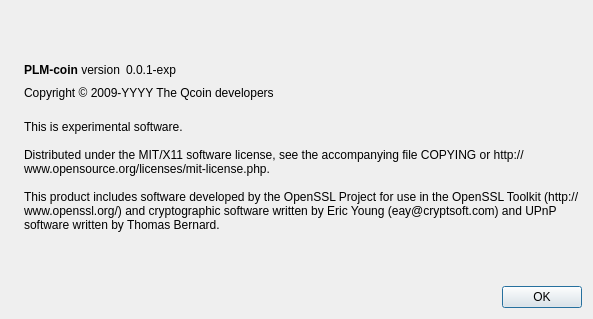
The window that qcoin/src/qt/forms/aboutdialog.ui (wonabru/Q) describes before a commit, drawn with Qt 5.
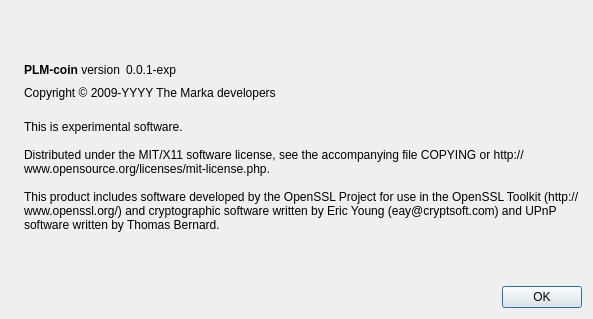
The same window after the commit. Icons and pictures are not drawn.

The edit to the form file:
```diff
--- a/qcoin/src/qt/forms/aboutdialog.ui
+++ b/qcoin/src/qt/forms/aboutdialog.ui
@@ -91,7 +91,7 @@
         <cursorShape>IBeamCursor</cursorShape>
        </property>
        <property name="text">
-        <string notr="true">Copyright &amp;copy; 2009-YYYY The Qcoin developers</string>
+        <string notr="true">Copyright &amp;copy; 2009-YYYY The Marka developers</string>
        </property>
        <property name="textFormat">
         <enum>Qt::RichText</enum>
```
Left out of the diff: 2 changed lines with no effect on the pictures.
